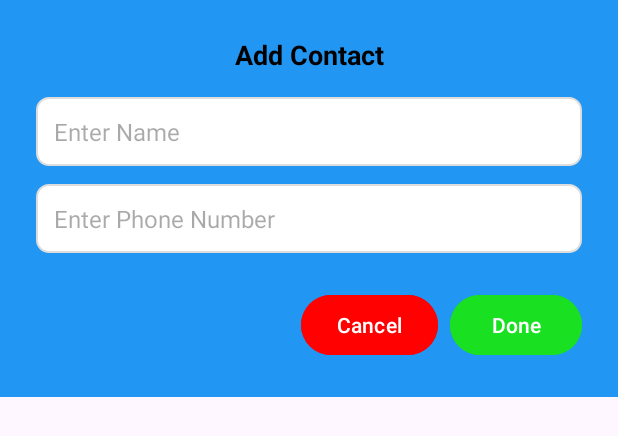
After one commit to venkatesh-jacke/ContactApp, an Android app: the layout add_contact_layout.xml on its own in the app's theme, with its tools: preview values and no code run, on a phone screen of 412 x 824 dp. The commit adds this screen. Shown: the top 436 px of the screen. Run offline under Robolectric (Android 15) with nearby library versions, the phone set to English and light mode, and no system bars.

Commit message:
add contacts

```diff
--- /dev/null
+++ b/app/src/main/res/drawable/edit_text_background.xml
@@ -0,0 +1,11 @@
+<?xml version="1.0" encoding="utf-8"?>
+<shape xmlns:android="http://schemas.android.com/apk/res/android">
+    <solid android:color="#FFFFFF" />
+    <stroke android:width="1dp" android:color="#DDDDDD" />
+    <corners android:radius="8dp" />
+    <padding
+        android:left="12dp"
+        android:top="12dp"
+        android:right="12dp"
+        android:bottom="12dp" />
+</shape>
--- /dev/null
+++ b/app/src/main/res/drawable/ic_add.xml
@@ -0,0 +1,5 @@
+<vector xmlns:android="http://schemas.android.com/apk/res/android" android:height="24dp" android:tint="#000000" android:viewportHeight="24" android:viewportWidth="24" android:width="24dp">
+
+    <path android:fillColor="@android:color/white" android:pathData="M19,13h-6v6h-2v-6H5v-2h6V5h2v6h6v2z"/>
+
+</vector>
--- /dev/null
+++ b/app/src/main/res/layout/add_contact_layout.xml
@@ -0,0 +1,76 @@
+<?xml version="1.0" encoding="utf-8"?>
+
+<LinearLayout
+    xmlns:android="http://schemas.android.com/apk/res/android"
+    android:layout_width="match_parent"
+    android:layout_height="wrap_content"
+    android:padding="24dp"
+    android:background="@color/blue"
+    android:orientation="vertical">
+
+    <!-- Dialog Title -->
+    <TextView
+        android:id="@+id/dialogTitle"
+        android:layout_width="match_parent"
+        android:layout_height="wrap_content"
+        android:text="Add Contact"
+        android:textSize="18sp"
+        android:textStyle="bold"
+        android:textColor="@color/black"
+        android:gravity="center"
+        android:paddingBottom="16dp" />
+
+    <!-- Name Input -->
+    <EditText
+        android:id="@+id/nameEditText"
+        android:layout_width="match_parent"
+        android:layout_height="wrap_content"
+        android:hint="Enter Name"
+        android:padding="12dp"
+        android:textColor="@color/black"
+        android:background="@drawable/edit_text_background"
+        android:textSize="16sp"
+        android:layout_marginBottom="12dp" />
+
+    <!-- Phone Number Input -->
+    <EditText
+        android:id="@+id/phoneEditText"
+        android:layout_width="match_parent"
+        android:layout_height="wrap_content"
+        android:hint="Enter Phone Number"
+        android:padding="12dp"
+        android:textColor="@color/black"
+        android:background="@drawable/edit_text_background"
+        android:textSize="16sp"
+        android:inputType="phone"
+        android:layout_marginBottom="24dp" />
+
+    <!-- Buttons -->
+    <LinearLayout
+        android:layout_width="match_parent"
+        android:layout_height="wrap_content"
+        android:orientation="horizontal"
+        android:gravity="end">
+
+        <!-- Cancel Button -->
+        <Button
+            android:id="@+id/cancelButton"
+            android:layout_width="wrap_content"
+            android:layout_height="wrap_content"
+            android:text="Cancel"
+            android:layout_marginEnd="8dp"
+            android:backgroundTint="@color/red"
+            android:textColor="@color/white"
+            android:elevation="4dp" />
+
+        <!-- Done Button -->
+        <Button
+            android:id="@+id/doneButton"
+            android:layout_width="wrap_content"
+            android:layout_height="wrap_content"
+            android:text="Done"
+            android:backgroundTint="@color/green"
+            android:textColor="@color/white"
+            android:elevation="4dp" />
+    </LinearLayout>
+</LinearLayout>
--- a/app/src/main/res/values/colors.xml
+++ b/app/src/main/res/values/colors.xml
@@ -2,4 +2,9 @@
 <resources>
     <color name="black">#FF000000</color>
     <color name="white">#FFFFFFFF</color>
+    <color name="colorAccent">#FF5722</color>
+    <color name="colorPrimaryDark">#E64A19</color>
+    <color name="blue">#2196F3</color>
+    <color name="red">#FF0101</color>
+    <color name="green">#19E021</color>
 </resources>
```
Also changed, not shown: app/src/main/java/com/example/contactapp/AddContactDialog.kt (added, +55 -0 lines), app/src/main/java/com/example/contactapp/ContactAdapter.kt (+14 -2 lines), app/src/main/java/com/example/contactapp/MainActivity.kt (+44 -11 lines), app/src/main/res/drawable/dialog_background.xml (added, +13 -0 lines), app/src/main/res/layout/activity_main.xml (+22 -7 lines).
